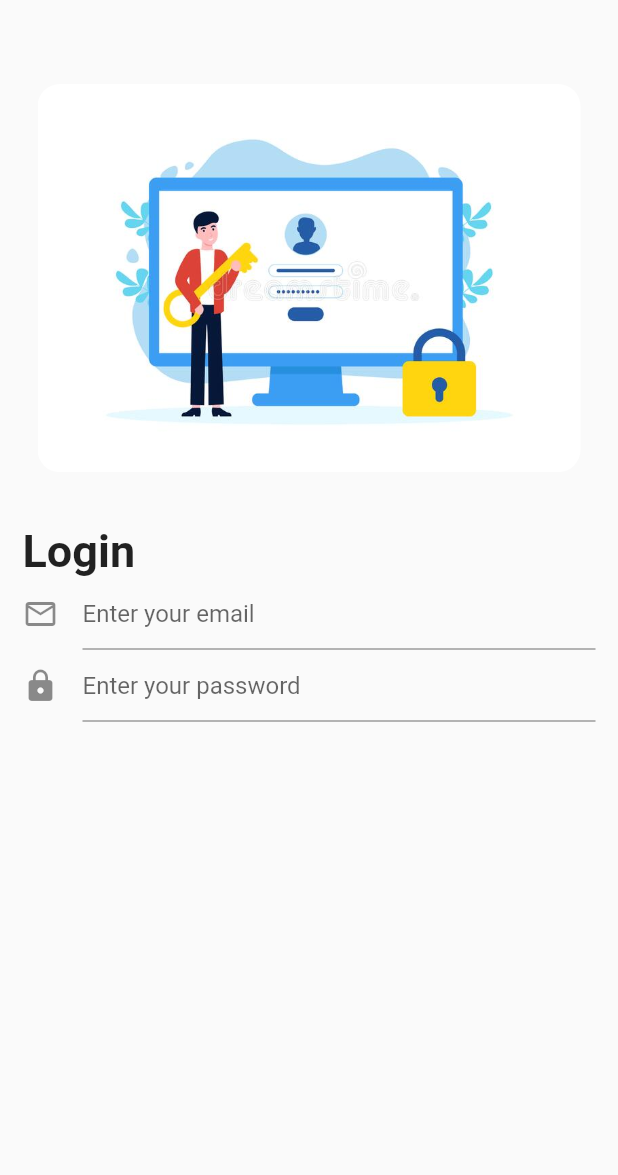
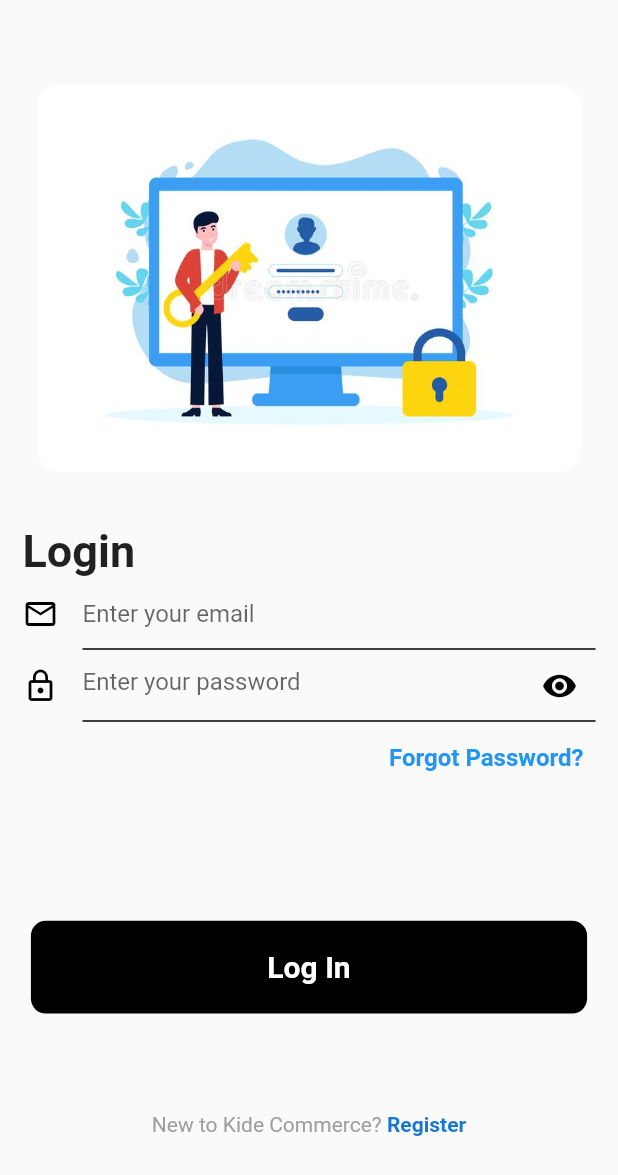
Before and after one commit to Ekojode/Foodelo_commerce, a Flutter app: the screen it shows after launch, on a phone screen of 412 x 824 dp. Shown: the top 1175 px of the screen. Run offline on Flutter 3.47's test engine with Material 2 defaults, Android fonts, the phone set to English and light mode, and no system bars; our stand-ins replace get.

Commit message:
Login Ui finished

```diff
--- a/lib/main.dart
+++ b/lib/main.dart
@@ -13,6 +13,7 @@ class MyApp extends StatelessWidget {
   @override
   Widget build(BuildContext context) {
     return MaterialApp(
+      debugShowCheckedModeBanner: false,
       title: 'Foodelo Commerce',
       theme: ThemeData(),
       home: const LoginScreen(),
--- a/lib/screens.dart/login_screen.dart
+++ b/lib/screens.dart/login_screen.dart
@@ -11,6 +11,7 @@ class LoginScreen extends StatefulWidget {
 }
 
 class _LoginScreenState extends State<LoginScreen> {
+  bool _isObscure = true;
   @override
   Widget build(BuildContext context) {
     var size = Get.size;
@@ -19,6 +20,7 @@ class _LoginScreenState extends State<LoginScreen> {
         child: Container(
           margin: const EdgeInsets.symmetric(horizontal: 15),
           child: Column(
+            //   mainAxisAlignment: MainAxisAlignment.spaceAround,
             children: [
               SizedBox(
                 height: size.height * 0.025,
@@ -42,11 +44,12 @@ class _LoginScreenState extends State<LoginScreen> {
                 ),
               ),
               SizedBox(
-                height: size.height * 0.32,
+                height: size.height * 0.25,
+                width: double.infinity,
                 child: SingleChildScrollView(
                   child: Form(
                     child: Column(
-                      mainAxisAlignment: MainAxisAlignment.spaceBetween,
+                      mainAxisAlignment: MainAxisAlignment.spaceAround,
                       crossAxisAlignment: CrossAxisAlignment.start,
                       children: [
                         const Text(
@@ -56,21 +59,102 @@ class _LoginScreenState extends State<LoginScreen> {
                         ),
                         TextFormField(
                           decoration: const InputDecoration(
-                            icon: Icon(Icons.email_outlined),
+                            icon: Icon(
+                              Icons.email_outlined,
+                              color: Colors.black,
+                            ),
+                            enabledBorder: UnderlineInputBorder(
+                              borderSide: BorderSide(color: Colors.black),
+                            ),
                             hintText: "Enter your email",
                           ),
                         ),
                         TextFormField(
-                          decoration: const InputDecoration(
-                            icon: Icon(Icons.lock),
-                            hintText: "Enter your password",
+                          decoration: InputDecoration(
+                              icon: const Icon(
+                                Icons.lock_outline,
+                                color: Colors.black,
+                              ),
+                              enabledBorder: const UnderlineInputBorder(
+                                borderSide: BorderSide(color: Colors.black),
+                              ),
+                              suffixIcon: IconButton(
+                                onPressed: () {
+                                  setState(() {
+                                    _isObscure = !_isObscure;
+                                  });
+                                },
+                                icon: Icon(_isObscure
+                                    ? Icons.visibility
+                                    : Icons.visibility_off),
+                                color: Colors.black,
+                              ),
+                              hintText: "Enter your password"),
+                          obscureText: _isObscure,
+                        ),
+                        Container(
+                          alignment: Alignment.centerRight,
+                          child: TextButton(
+                            onPressed: () {},
+                            child: const Text(
+                              "Forgot Password?",
+                              style: TextStyle(
+                                fontWeight: FontWeight.bold,
+                                fontSize: 16,
+                              ),
+                            ),
                           ),
-                        ),
+                        )
                       ],
                     ),
                   ),
                 ),
-              )
+              ),
+              SizedBox(
+                height: size.height * 0.07,
+              ),
+              InkWell(
+                onTap: () {},
+                child: Center(
+                  child: Container(
+                    height: size.height * 0.075,
+                    width: size.width * 0.9,
+                    decoration: BoxDecoration(
+                        color: Colors.black,
+                        borderRadius: BorderRadius.circular(10)),
+                    child: const Center(
+                      child: Text(
+                        "Log In",
+                        style: TextStyle(
+                            color: Colors.white,
+                            fontWeight: FontWeight.bold,
+                            fontSize: 20),
+                      ),
+                    ),
+                  ),
+                ),
+              ),
+              SizedBox(
+                height: size.height * 0.08,
+              ),
+              GestureDetector(
+                onTap: () {},
+                child: Center(
+                  child: RichText(
+                    text: TextSpan(
+                      style: const TextStyle(color: Colors.grey),
+                      children: [
+                        const TextSpan(text: "New to Kide Commerce? "),
+                        TextSpan(
+                            text: "Register",
+                            style: TextStyle(
+                                fontWeight: FontWeight.bold,
+                                color: Colors.blue.shade700))
+                      ],
+                    ),
+                  ),
+                ),
+              ),
             ],
           ),
         ),
--- a/lib/screens.dart/signup_screen.dart
+++ b/lib/screens.dart/signup_screen.dart
@@ -12,6 +12,6 @@ class SignUp extends StatefulWidget {
 class _SignUpState extends State<SignUp> {
   @override
   Widget build(BuildContext context) {
-    return Scaffold();
+    return const Scaffold();
   }
 }
--- a/lib/widgets/text_form.dart
+++ b/lib/widgets/text_form.dart
@@ -1,23 +1,12 @@
 import 'package:flutter/material.dart';
+import 'package:flutter/src/foundation/key.dart';
+import 'package:flutter/src/widgets/framework.dart';
 
-class TextForm extends StatefulWidget {
-  final IconData icon;
-  final String hint;
-  const TextForm({Key? key, required this.icon, required this.hint})
-      : super(key: key);
+class TextFormStyle extends StatelessWidget {
+  const TextFormStyle({Key? key}) : super(key: key);
 
   @override
-  State<TextForm> createState() => _TextFormState();
-}
-
-class _TextFormState extends State<TextForm> {
-  @override
   Widget build(BuildContext context) {
-    return TextFormField(
-      decoration: InputDecoration(
-        icon: Icon(widget.icon),
-        hintText: widget.hint,
-      ),
-    );
+    return InputDecoration();
   }
 }
```
